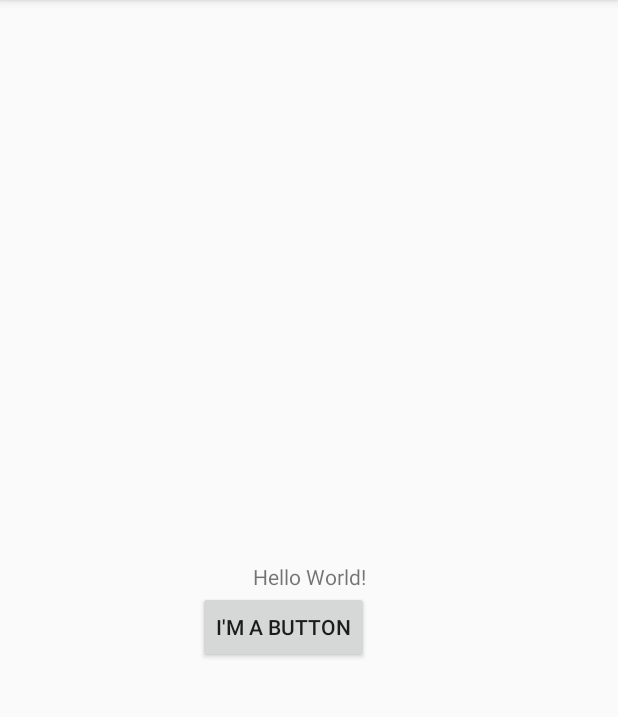
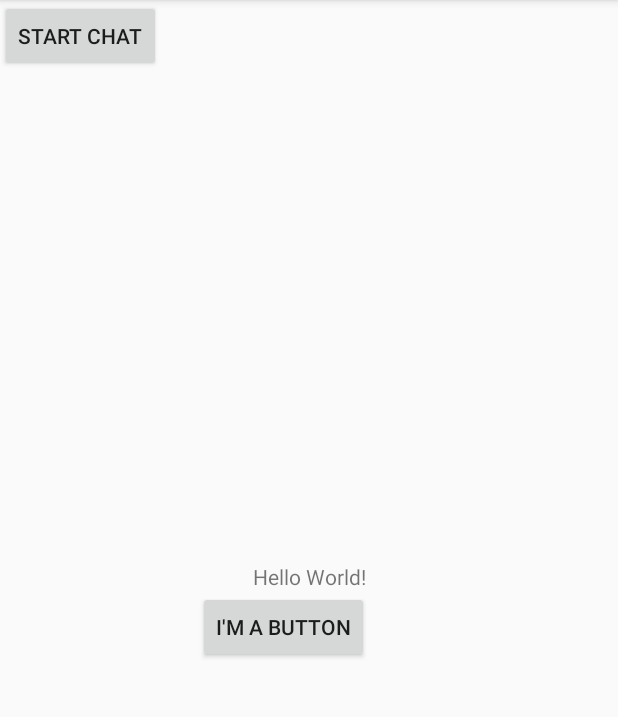
Before and after one commit to Andrarch/CST2335, an Android app: the StartActivity screen opened directly, with no data from a screen before it, on a phone screen of 412 x 824 dp, the part 84-801 px from its top. Run offline under Robolectric (Android 15) with nearby library versions, the phone set to English and light mode, and no system bars.

Commit message:
Lab4 Start

```diff
--- a/app/src/main/java/com/example/andrew/androidlabs/StartActivity.java
+++ b/app/src/main/java/com/example/andrew/androidlabs/StartActivity.java
@@ -26,6 +26,12 @@ public class StartActivity extends Activity {
                 Intent intent = new Intent(StartActivity.this, ListItemsActivity.class);
 
                 startActivityForResult(intent,50);
+
+            }});
+        Button chatButton=(Button)findViewById(R.id.chatButton);
+            chatButton.setOnClickListener(new View.OnClickListener() {
+            public void onClick(View view) {
+                Log.i(ACTIVITY_NAME,"User clicked Start Chat");
 
             }});
     }
--- a/app/src/main/res/layout/activity_start.xml
+++ b/app/src/main/res/layout/activity_start.xml
@@ -25,4 +25,10 @@
         app:layout_constraintStart_toStartOf="parent"
         app:layout_constraintTop_toBottomOf="@+id/textView" />
 
+    <Button
+        android:id="@+id/chatButton"
+        android:text="@string/startChat"
+        android:layout_width="wrap_content"
+        android:layout_height="wrap_content" />
+
 </android.support.constraint.ConstraintLayout>
--- a/app/src/main/res/values/strings.xml
+++ b/app/src/main/res/values/strings.xml
@@ -15,4 +15,5 @@
     <string name="dialog_title">Menu</string>
     <string name="ok">Yes</string>
     <string name="cancel">No</string>
+    <string name="startChat">Start Chat</string>
 </resources>
```
Also changed, not shown: app/src/main/AndroidManifest.xml (+6 -8 lines), app/src/main/java/com/example/andrew/androidlabs/ChatWindow.java (added, +13 -0 lines), app/src/main/res/layout/activity_chat_window.xml (added, +9 -0 lines).
